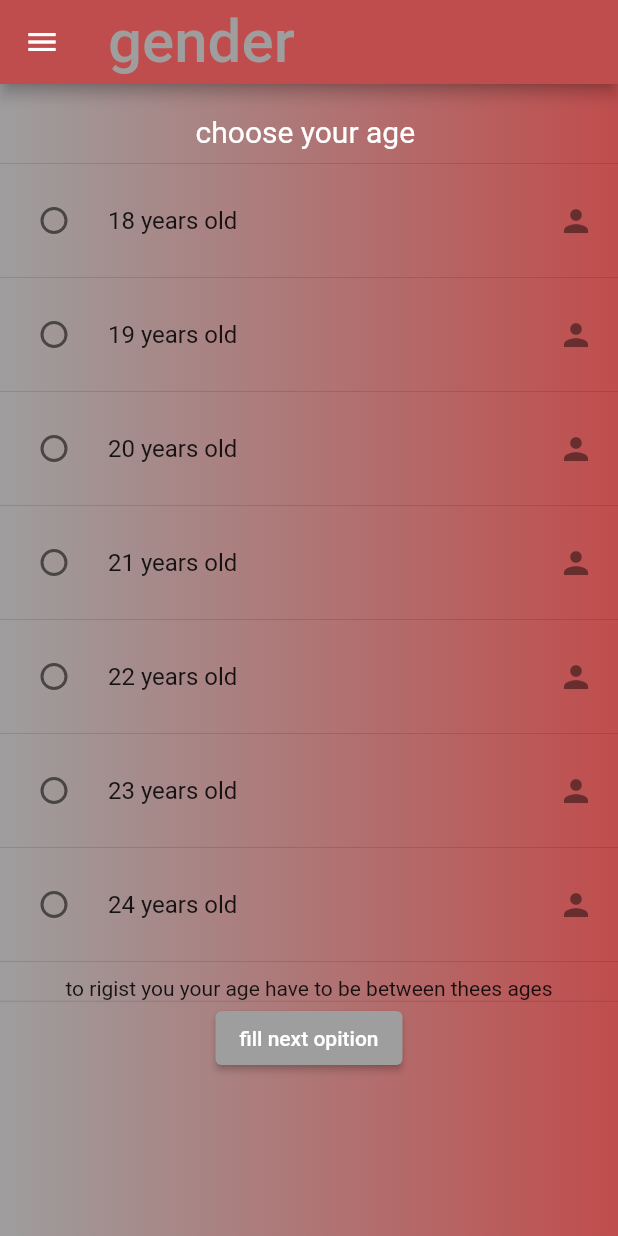
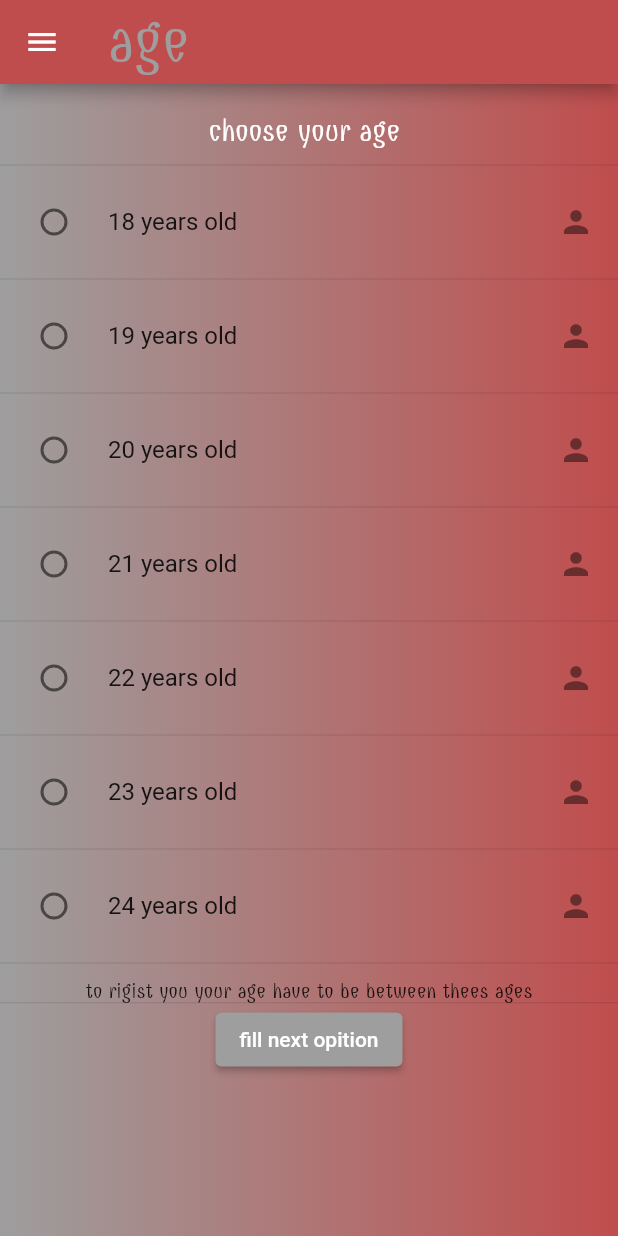
Before and after one commit to almotaz-alaidy/navigator-and-radio-list-alone-practics-, a Flutter app: the screen it shows after launch, after a tap on "choose your age (have to be between 18-2", on a phone screen of 412 x 824 dp. Run offline on Flutter 3.47's test engine with Material 2 defaults, Android fonts, the phone set to English and light mode, and no system bars; network calls fail.

Commit message:
add fonts

```diff
--- a/lib/main.dart
+++ b/lib/main.dart
@@ -69,9 +69,9 @@ class _HomeState extends State<Home> {
               child: Text(
                 "welcome oure lover student we wont frome you to give us a fiwe info so thanks for your time",
                 style: TextStyle(
-                  fontSize: 20,
-                  color: Colors.white,
-                ),
+                    fontSize: 20,
+                    color: Colors.white,
+                    fontFamily: "Anton-Regular"),
               ),
             ),
             Divider(
@@ -82,7 +82,9 @@ class _HomeState extends State<Home> {
               child: Text(
                 "choose your gender",
                 style: TextStyle(
-                    color: Color.fromARGB(255, 192, 77, 77), fontSize: 20),
+                    color: Color.fromARGB(255, 192, 77, 77),
+                    fontSize: 20,
+                    fontFamily: "Anton-Regular"),
               ),
               onPressed: () {
                 setState(
@@ -107,7 +109,9 @@ class _HomeState extends State<Home> {
               child: Text(
                 "choose your natihonality",
                 style: TextStyle(
-                    color: Color.fromARGB(255, 192, 77, 77), fontSize: 20),
+                    color: Color.fromARGB(255, 192, 77, 77),
+                    fontSize: 20,
+                    fontFamily: "Anton-Regular"),
               ),
               onPressed: () {
                 setState(
@@ -132,7 +136,9 @@ class _HomeState extends State<Home> {
               child: Text(
                 "choose your age (have to be between 18-23)",
                 style: TextStyle(
-                    color: Color.fromARGB(255, 192, 77, 77), fontSize: 15),
+                    color: Color.fromARGB(255, 192, 77, 77),
+                    fontSize: 15,
+                    fontFamily: "Anton-Regular"),
               ),
               onPressed: () {
                 setState(
@@ -157,7 +163,9 @@ class _HomeState extends State<Home> {
               child: Text(
                 "wiche corse want to rigister in ",
                 style: TextStyle(
-                    color: Color.fromARGB(255, 192, 77, 77), fontSize: 20),
+                    color: Color.fromARGB(255, 192, 77, 77),
+                    fontSize: 20,
+                    fontFamily: "Anton-Regular"),
               ),
               onPressed: () {
                 setState(
@@ -178,9 +186,9 @@ class _HomeState extends State<Home> {
               child: Text(
                 "choose a corse frome drob down menue ",
                 style: TextStyle(
-                  fontSize: 20,
-                  color: Colors.white,
-                ),
+                    fontSize: 20,
+                    color: Colors.white,
+                    fontFamily: "Anton-Regular"),
               ),
             ),
             DropdownButton(
--- a/lib/screens/age.dart
+++ b/lib/screens/age.dart
@@ -16,8 +16,9 @@ class _AgeState extends State<Age> {
       home: Scaffold(
         appBar: AppBar(
           title: Text(
-            "gender",
-            style: TextStyle(fontSize: 40, color: Colors.grey),
+            "age",
+            style: TextStyle(
+                fontSize: 40, color: Colors.grey, fontFamily: "Combo-Regular"),
           ),
           backgroundColor: Color.fromARGB(255, 192, 77, 77),
         ),
@@ -39,7 +40,10 @@ class _AgeState extends State<Age> {
                   padding: EdgeInsets.only(top: 20),
                   child: Text(
                     "choose your age ",
-                    style: TextStyle(fontSize: 20, color: Colors.white),
+                    style: TextStyle(
+                        fontSize: 20,
+                        color: Colors.white,
+                        fontFamily: "Combo-Regular"),
                   ),
                 ),
                 Divider(
@@ -157,7 +161,9 @@ class _AgeState extends State<Age> {
                 ),
                 Container(
                   child: Text(
-                      "to rigist you your age have to be between thees ages"),
+                    "to rigist you your age have to be between thees ages",
+                    style: TextStyle(fontFamily: "Combo-Regular"),
+                  ),
                 ),
                 Divider(
                   height: 1,
```
Also changed, not shown: lib/screens/courses.dart (+10 -3 lines), lib/screens/gender.dart (+13 -3 lines), lib/screens/nationality.dart (+14 -7 lines), pubspec.yaml (+18 -13 lines), fonts/Anton-Regular.ttf (added), fonts/Combo-Regular.ttf (added), fonts/DancingScript-VariableFont_wght.ttf (added).
